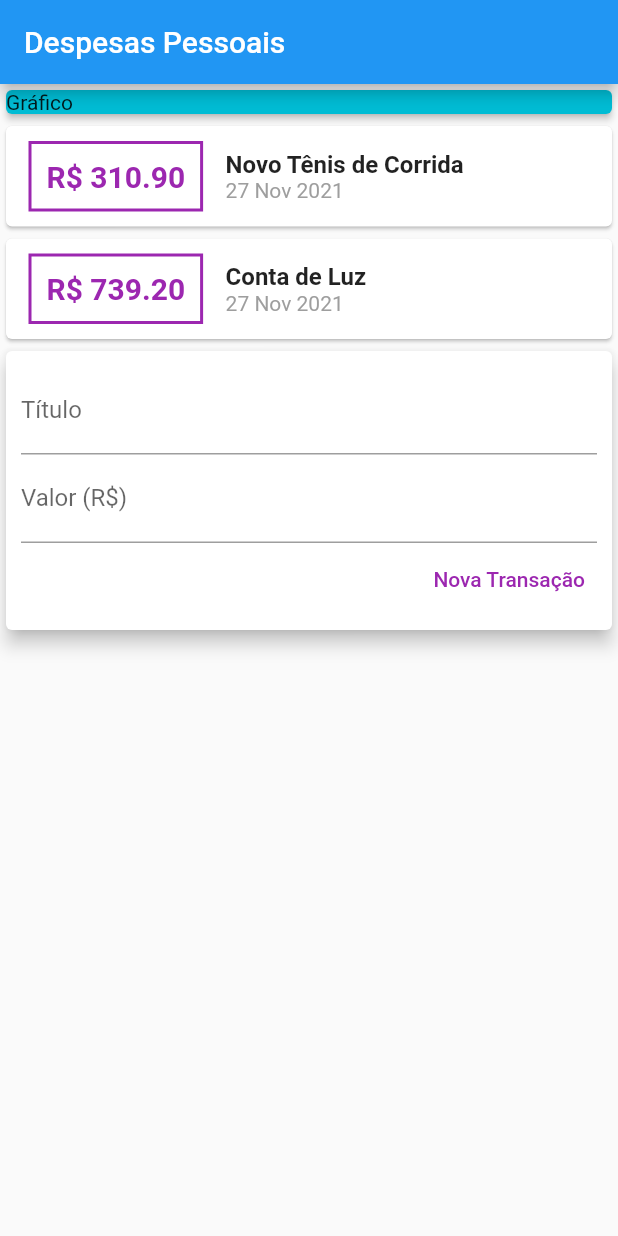
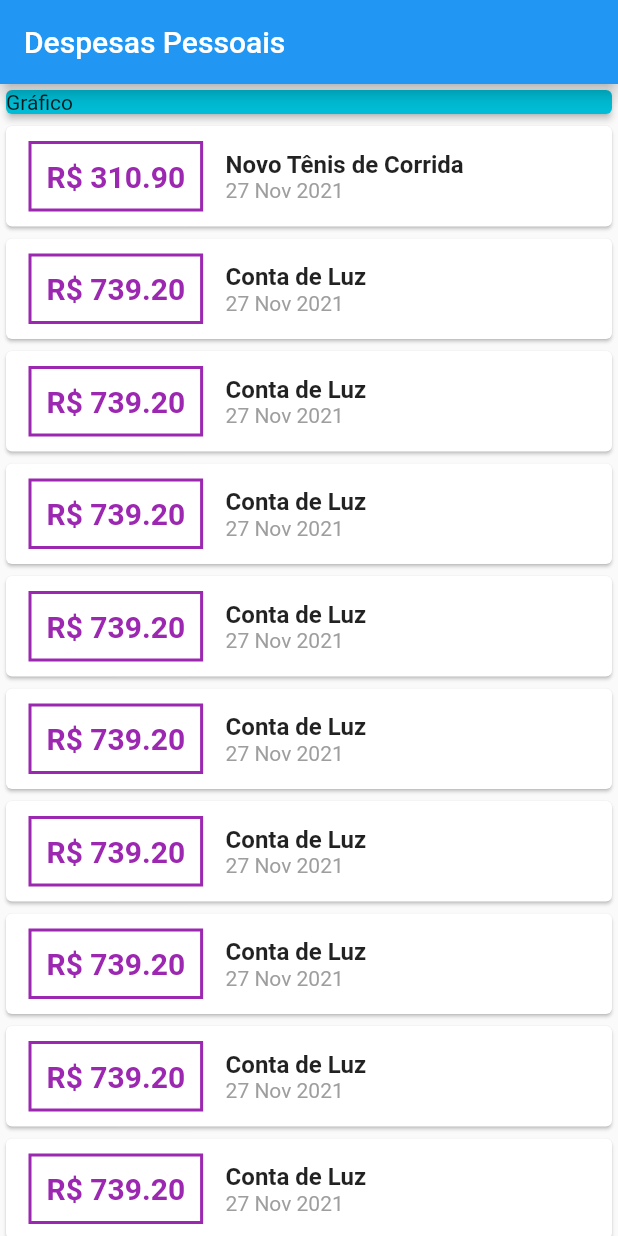
Before and after one commit to andcalazans/expenses, a Flutter app: the screen it shows after launch, on a phone screen of 412 x 824 dp. Run offline on Flutter 3.47's test engine with Material 2 defaults, Android fonts, the phone set to English and light mode, and no system bars.

Commit message:
Adds Single Child Scroll View to main content

```diff
--- a/lib/components/transaction_user.dart
+++ b/lib/components/transaction_user.dart
@@ -22,6 +22,54 @@ class _TransactionUserState extends State<TransactionUser> {
     ),
     Transaction(
       id: 't2',
+      title: 'Conta de Luz',
+      value: 739.20,
+      date: DateTime.now(),
+    ),
+    Transaction(
+      id: 't3',
+      title: 'Conta de Luz',
+      value: 739.20,
+      date: DateTime.now(),
+    ),
+    Transaction(
+      id: 't4',
+      title: 'Conta de Luz',
+      value: 739.20,
+      date: DateTime.now(),
+    ),
+    Transaction(
+      id: 't5',
+      title: 'Conta de Luz',
+      value: 739.20,
+      date: DateTime.now(),
+    ),
+    Transaction(
+      id: 't6',
+      title: 'Conta de Luz',
+      value: 739.20,
+      date: DateTime.now(),
+    ),
+    Transaction(
+      id: 't6',
+      title: 'Conta de Luz',
+      value: 739.20,
+      date: DateTime.now(),
+    ),
+    Transaction(
+      id: 't6',
+      title: 'Conta de Luz',
+      value: 739.20,
+      date: DateTime.now(),
+    ),
+    Transaction(
+      id: 't6',
+      title: 'Conta de Luz',
+      value: 739.20,
+      date: DateTime.now(),
+    ),
+    Transaction(
+      id: 't6',
       title: 'Conta de Luz',
       value: 739.20,
       date: DateTime.now(),
--- a/lib/main.dart
+++ b/lib/main.dart
@@ -22,7 +22,8 @@ class MyHomePage extends StatelessWidget {
       appBar: AppBar(
         title: Text('Despesas Pessoais'),
       ),
-      body: Column(
+      body: SingleChildScrollView(
+        child: Column(
           // mainAxisAlignment: MainAxisAlignment.spaceAround,
           crossAxisAlignment: CrossAxisAlignment.stretch,
           children: [
@@ -37,6 +38,7 @@ class MyHomePage extends StatelessWidget {
             TransactionUser(),
           ],
         ),
+      ),
     );
   }
 }
```
Lines whose indentation alone changed are shown as unchanged.
